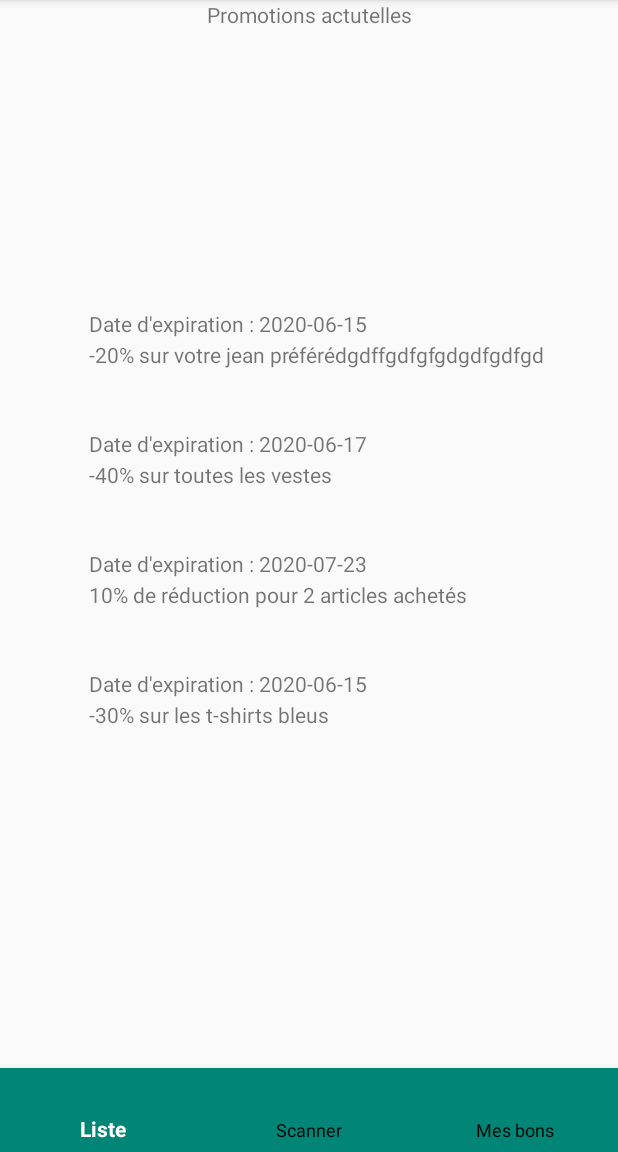
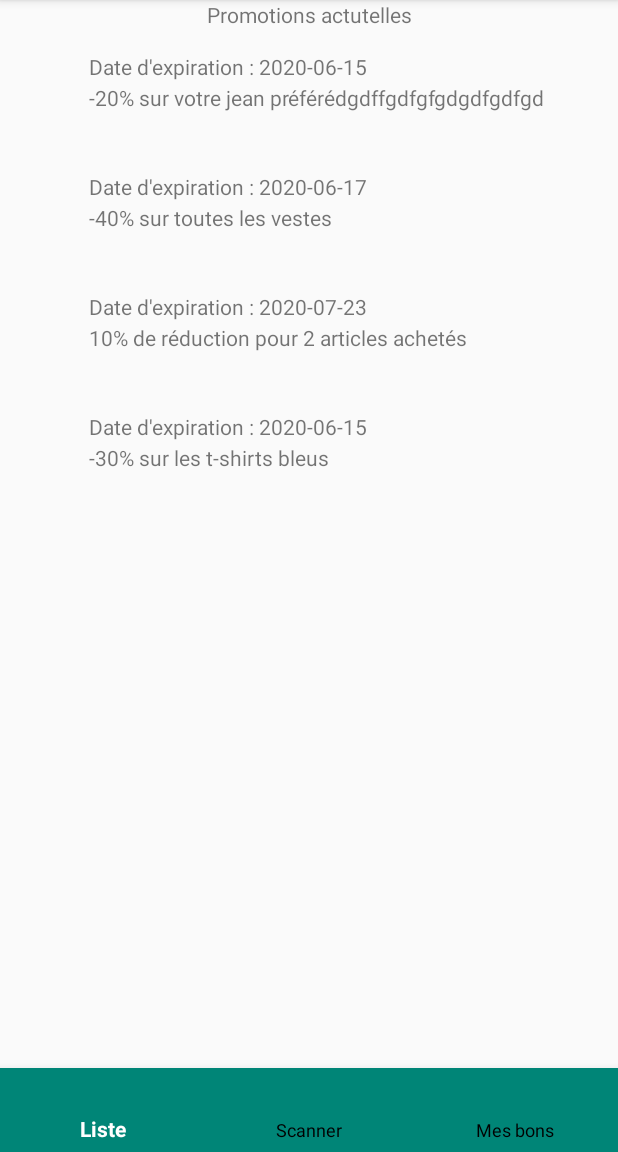
Before and after one commit to CharlesJoa/EgoStyle, an Android app: the screen it shows after launch (MainActivity), on a phone screen of 412 x 824 dp, the part 84-1236 px from its top. Run offline under Robolectric (Android 15) with nearby library versions, the phone set to English and light mode, and no system bars.

Commit message:
Fix the margin top of the recyclerView that was on the title

```diff
--- a/app/src/main/res/layout/activity_main.xml
+++ b/app/src/main/res/layout/activity_main.xml
@@ -22,7 +22,8 @@
     <androidx.recyclerview.widget.RecyclerView
         android:id="@+id/ListCoupon"
         android:layout_width="wrap_content"
-        android:layout_height="wrap_content"
+        android:layout_height="0dp"
+        android:layout_marginTop="15dp"
         android:contextClickable="false"
 
         android:fadeScrollbars="true"
@@ -33,9 +34,7 @@
         app:layout_constraintBottom_toTopOf="@id/bottom_navigation"
         app:layout_constraintEnd_toEndOf="parent"
         app:layout_constraintStart_toStartOf="parent"
-        app:layout_constraintTop_toBottomOf="@id/textView2"
-
-        tools:listitem="@android:layout/simple_list_item_1" />
+        app:layout_constraintTop_toBottomOf="@id/textView2" />
 
     <com.google.android.material.bottomnavigation.BottomNavigationView
         android:id="@+id/bottom_navigation"
```
